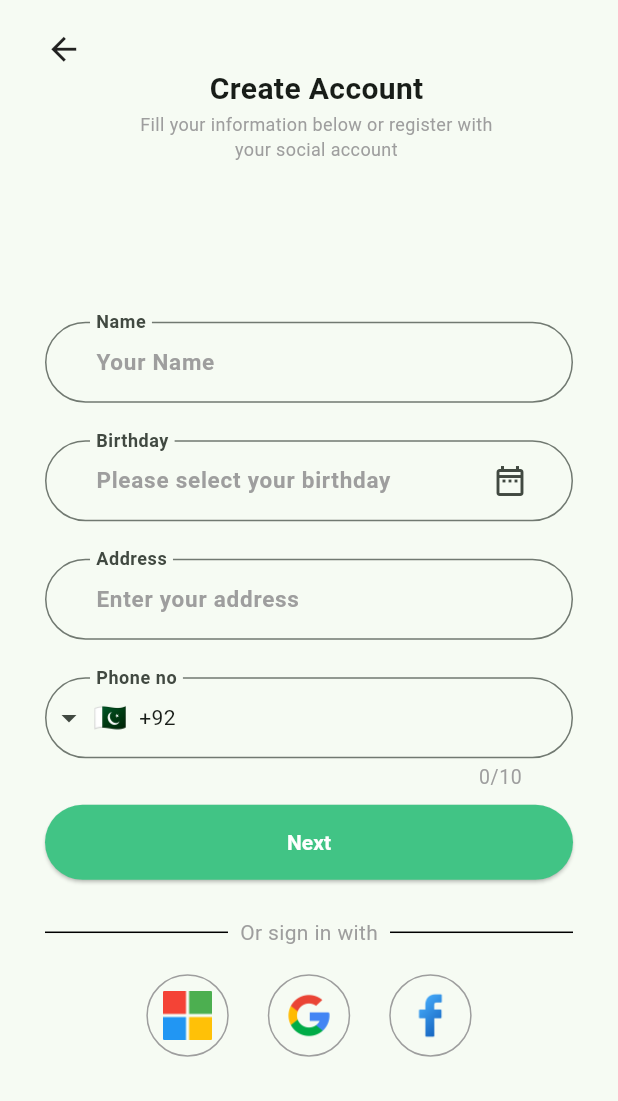
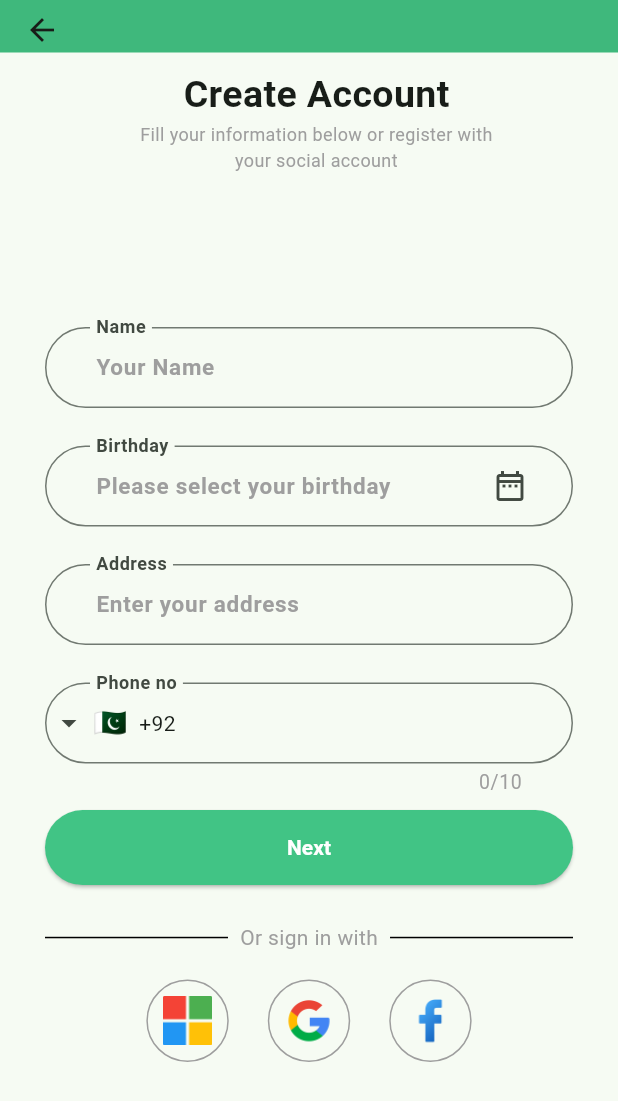
Before and after one commit to ikram-khani/auth_ui, a Flutter app: the screen it shows once a user with an empty profile is signed in, after a tap on the "logout" icon, after a tap on "Create an Account", on a phone screen of 412 x 824 dp. Shown: the top 1101 px of the screen. Run offline on Flutter 3.47's test engine with Material 2 defaults, Android fonts, the phone set to English and light mode, and no system bars; drawn by our look-alikes of intl_phone_field; our stand-ins replace cloud_firestore, firebase_auth, firebase_core; accounts and stored records are empty; generated files the repository leaves out were written again.

Commit message:
changing some UI and designing home page

```diff
--- a/lib/screens/home.dart
+++ b/lib/screens/home.dart
@@ -9,10 +9,25 @@ class HomeScreen extends StatelessWidget {
   Widget build(BuildContext context) {
     final firebase = FirebaseAuth.instance;
     return Scaffold(
+      extendBodyBehindAppBar: true,
       appBar: AppBar(
+        elevation: 10,
+        titleSpacing: -5,
+        leading: const Icon(
+          Icons.home,
+          color: Colors.green,
+        ),
         automaticallyImplyLeading: false,
-        title: const Text('Home Page'),
+        title: const Text(
+          'Home',
+          style: TextStyle(fontWeight: FontWeight.w500),
+        ),
         actions: [
+          const Text(
+            'Log out',
+            style:
+                TextStyle(fontWeight: FontWeight.w500, color: Colors.blueGrey),
+          ),
           IconButton(
             onPressed: () {
               firebase.signOut();
@@ -25,12 +40,20 @@ class HomeScreen extends StatelessWidget {
           ),
         ],
       ),
-      body: Center(
-        child: Text(
-          'Hello ${firebase.currentUser!.displayName} \n Welcome Here',
-          style: const TextStyle(
-            fontWeight: FontWeight.bold,
-            fontSize: 20,
+      body: Container(
+        decoration: const BoxDecoration(
+          image: DecorationImage(
+            opacity: 0.5,
+            image: AssetImage('assets/images/bg.png'),
+            fit: BoxFit.cover,
+          ),
+        ),
+        child: Center(
+          child: Text(
+            'Hello ${firebase.currentUser!.displayName} \n Welcome Here!',
+            textAlign: TextAlign.center,
+            style: const TextStyle(
+                fontWeight: FontWeight.w500, fontSize: 30, wordSpacing: 3),
           ),
         ),
       ),
--- a/lib/screens/sign_up.dart
+++ b/lib/screens/sign_up.dart
@@ -83,39 +83,30 @@ class _SignUpScreenState extends State<SignUpScreen> {
   Widget build(BuildContext context) {
     return Scaffold(
       appBar: AppBar(
-        automaticallyImplyLeading: false,
-        toolbarHeight: 0,
+        elevation: 10,
+        toolbarHeight: 35,
         backgroundColor: Theme.of(context).primaryColor,
       ),
       body: Padding(
         padding: const EdgeInsets.only(
-          top: 20,
+          top: 10,
         ),
         child: Column(children: [
-          Padding(
-            padding: const EdgeInsets.only(left: 30, right: 20),
+          const Padding(
+            padding: EdgeInsets.only(left: 30, right: 20),
             child: Column(
               crossAxisAlignment: CrossAxisAlignment.start,
               children: [
-                GestureDetector(
-                  onTap: () {
-                    Navigator.of(context).pop();
-                  },
-                  child: const Icon(
-                    Icons.arrow_back,
-                    size: 25,
-                  ),
-                ),
-                const Center(
+                Center(
                   child: Text(
                     "Create Account",
                     style: TextStyle(
                       fontWeight: FontWeight.bold,
-                      fontSize: 20,
+                      fontSize: 25,
                     ),
                   ),
                 ),
-                const Padding(
+                Padding(
                   padding: EdgeInsets.symmetric(
                     horizontal: 50,
                   ),
--- a/pubspec.yaml
+++ b/pubspec.yaml
@@ -58,6 +58,7 @@ flutter:
     - assets/icons/facebook.png
     - assets/icons/google.png
     - assets/icons/microsoft.png
+    - assets/images/bg.png
   # An image asset can refer to one or more resolution-specific "variants", see
   # https://flutter.dev/assets-and-images/#resolution-aware
   # For details regarding adding assets from package dependencies, see
```
Also changed, not shown: lib/screens/sign_up_2.dart (+12 -23 lines), lib/screens/sign_up_3.dart (+12 -23 lines), assets/images/bg.png (added).
